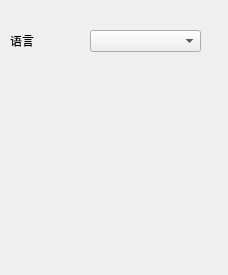
This is settingswindow.ui in CopyPlusPlus/CopyPlusPlus-Qt as Qt 5 draws it before an edit. The edited form follows.
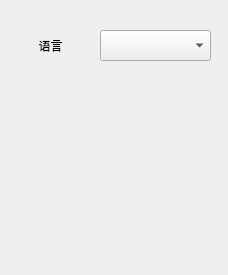
This is the edited form.

Patch:
```diff
--- a/settingswindow.ui
+++ b/settingswindow.ui
@@ -19,21 +19,24 @@
      <rect>
       <x>10</x>
       <y>30</y>
-      <width>71</width>
-      <height>21</height>
+      <width>81</width>
+      <height>31</height>
      </rect>
     </property>
     <property name="text">
      <string notr="true">语言</string>
     </property>
+    <property name="alignment">
+     <set>Qt::AlignCenter</set>
+    </property>
    </widget>
    <widget class="QComboBox" name="languageList">
     <property name="geometry">
      <rect>
-      <x>90</x>
+      <x>100</x>
       <y>30</y>
       <width>111</width>
-      <height>22</height>
+      <height>31</height>
      </rect>
     </property>
    </widget>
```
